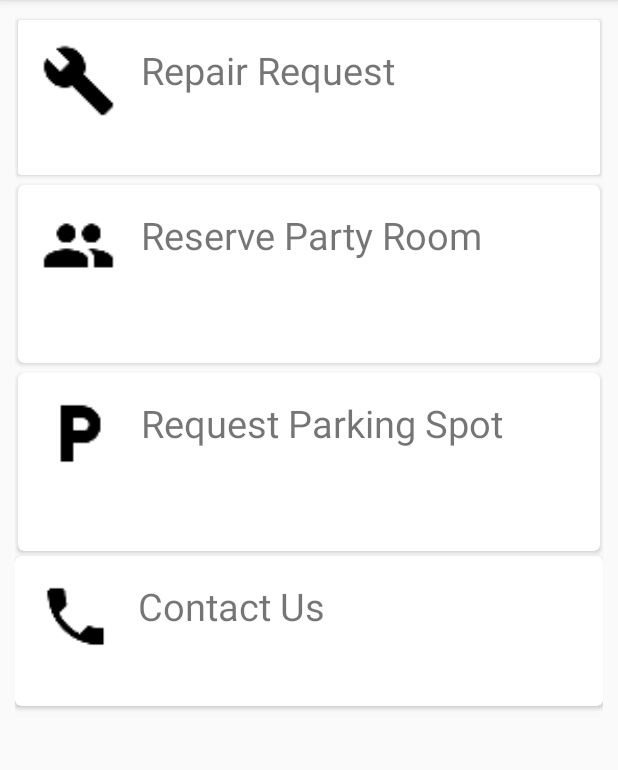
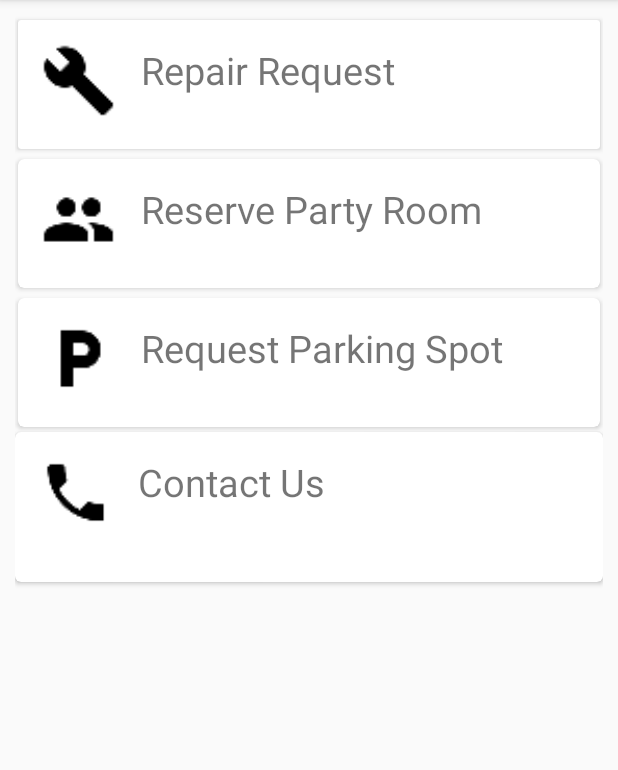
Before and after one commit to nnam-ibe/Hominator, an Android app: the fragment Service_Fragment shown on its own in the app's theme, on a phone screen of 412 x 824 dp, the part 84-854 px from its top. Run offline under Robolectric (Android 15) with nearby library versions, the phone set to English and light mode, and no system bars.

Commit message:
Slight clean up

```diff
--- a/app/src/main/java/seg/user/interface3125/thehominator/Feed_Fragment.java
+++ b/app/src/main/java/seg/user/interface3125/thehominator/Feed_Fragment.java
@@ -2,7 +2,6 @@ package seg.user.interface3125.thehominator;
 
 import android.app.Fragment;
 import android.os.Bundle;
-import android.support.v4.app.FragmentActivity;
 import android.support.v7.widget.LinearLayoutManager;
 import android.support.v7.widget.RecyclerView;
 import android.view.LayoutInflater;
@@ -18,8 +17,6 @@ import java.util.List;
 public class Feed_Fragment extends Fragment {
     private RecyclerView mRecyclerView;
     private FeedAdapter fAdapter;
-//    private RecyclerView.Adapter mAdapter;
-//    private RecyclerView.LayoutManager mLayoutManager;
     public Feed_Fragment() {
     }
 
@@ -28,8 +25,6 @@ public class Feed_Fragment extends Fragment {
         View rootView = inflater.inflate(R.layout.fragment_feed, container, false);
         mRecyclerView = (RecyclerView) rootView.findViewById(R.id.feed_recycler_view);
 
-        // use a linear layout manager
-//        mLayoutManager = new LinearLayoutManager(getActivity());
         LinearLayoutManager llm = new LinearLayoutManager(getActivity());
         llm.setOrientation(LinearLayoutManager.VERTICAL);
         mRecyclerView.setLayoutManager(llm);
--- a/app/src/main/java/seg/user/interface3125/thehominator/HomePage.java
+++ b/app/src/main/java/seg/user/interface3125/thehominator/HomePage.java
@@ -14,7 +14,6 @@ import android.view.View;
 import android.view.ViewGroup;
 import android.widget.AdapterView;
 import android.widget.ListView;
-import android.widget.Toast;
 
 
 public class HomePage extends Activity
@@ -23,8 +22,6 @@ public class HomePage extends Activity
     private String[] mNavigationDrawerItemTitles;
     private DrawerLayout mDrawerLayout;
     private ListView mDrawerList;
-
-    private ActionBar.Tab hFeed, hEvent;
 
     DBHelper db ;
 
--- a/app/src/main/res/layout/feed_card_layout.xml
+++ b/app/src/main/res/layout/feed_card_layout.xml
@@ -21,6 +21,7 @@
             android:layout_height="wrap_content"
             android:gravity="center_horizontal"
             android:textColor="#000000"
+            android:padding="10dp"
             android:textSize="18dp"/>
 
         <View
--- a/app/src/main/res/layout/fragment_service.xml
+++ b/app/src/main/res/layout/fragment_service.xml
@@ -10,7 +10,7 @@
 
     <android.support.v7.widget.CardView
         android:layout_width="match_parent"
-        android:layout_height="110dp"
+        android:layout_height="wrap_content"
         card_view:cardPreventCornerOverlap="false"
         card_view:cardUseCompatPadding="true"
         android:id="@+id/service_repair"
@@ -52,7 +52,7 @@
     <android.support.v7.widget.CardView xmlns:card_view="http://schemas.android.com/apk/res-auto"
         android:id="@+id/service_party"
         android:layout_width="match_parent"
-        android:layout_height="125dp"
+        android:layout_height="wrap_content"
         android:padding="10dp"
         card_view:cardPreventCornerOverlap="false"
         card_view:cardUseCompatPadding="true"
@@ -61,7 +61,7 @@
 
         <RelativeLayout
             android:layout_width="match_parent"
-            android:layout_height="125dp"
+            android:layout_height="wrap_content"
             android:padding="16dp">
 
             <ImageView
@@ -96,7 +96,7 @@
     <android.support.v7.widget.CardView xmlns:card_view="http://schemas.android.com/apk/res-auto"
         android:id="@+id/service_parking"
         android:layout_width="match_parent"
-        android:layout_height="125dp"
+        android:layout_height="wrap_content"
         android:padding="10dp"
         card_view:cardPreventCornerOverlap="false"
         card_view:cardUseCompatPadding="true"
```
Also changed, not shown: app/src/main/res/values/strings.xml (+5 -5 lines).
